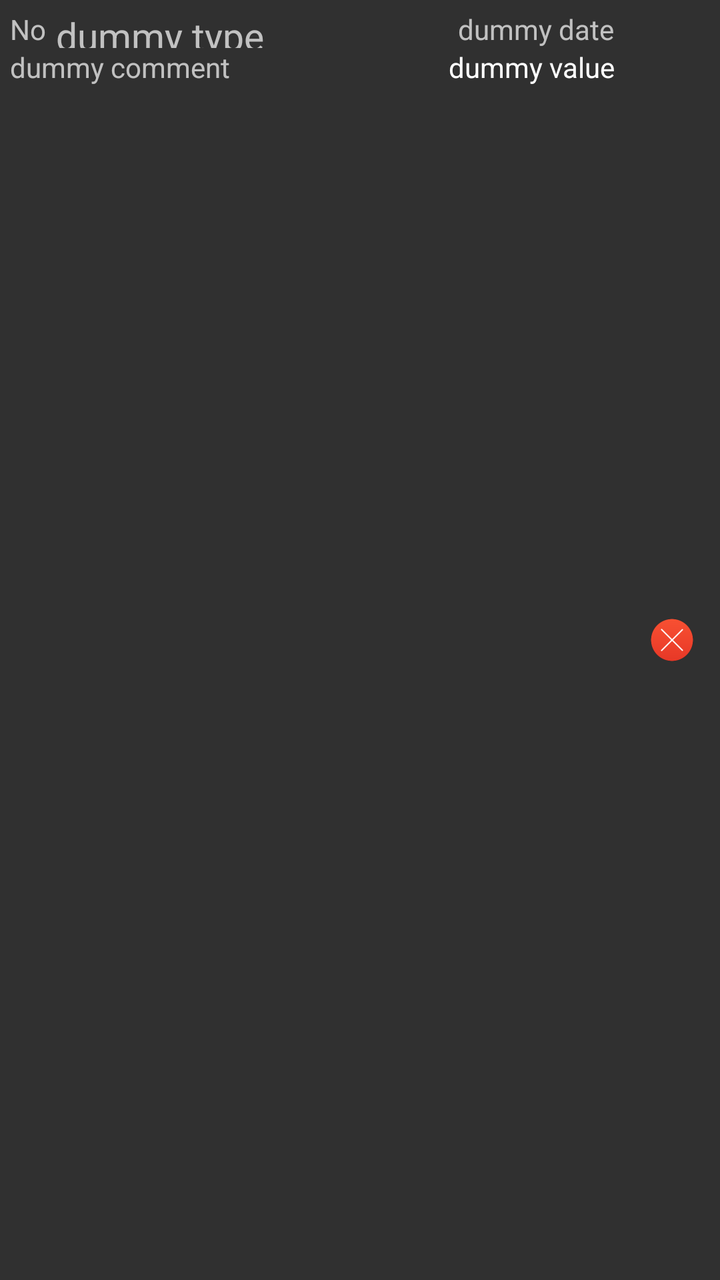
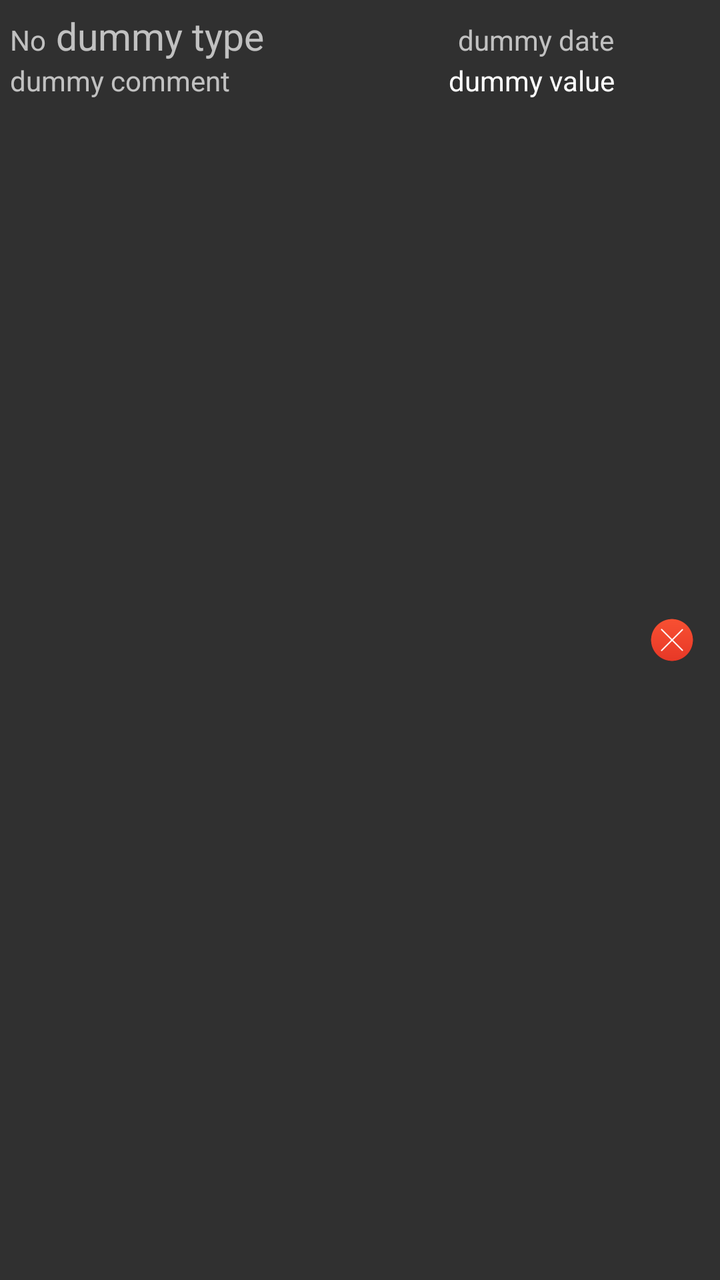

Before-and-after screenshots of an Android layout around one commit, followed by the original layout XML and the change that was made.
<!-- AndroidManifest.xml: application theme AppTheme -->
<!-- res/layout/expense_list_item.xml -->
<?xml version="1.0" encoding="utf-8"?>
<LinearLayout xmlns:android="http://schemas.android.com/apk/res/android"
    android:layout_width="match_parent"
    android:layout_height="wrap_content"
    android:descendantFocusability="blocksDescendants"
    android:orientation="horizontal"
    android:weightSum="1">

    <RelativeLayout
        android:layout_marginStart="5dp"
        android:layout_marginEnd="5dp"
        android:layout_marginTop="5dp"
        android:layout_marginBottom="2dp"
        android:layout_width="match_parent"
        android:layout_height="wrap_content"
        android:layout_weight="1"
        android:descendantFocusability="blocksDescendants"
        android:orientation="vertical">

        <TextView
            android:id="@+id/expenseListItemNumber"
            android:layout_width="wrap_content"
            android:layout_height="wrap_content"
            android:layout_alignParentStart="true"
            android:gravity="end"
            android:text="@string/expenseMenuItemNr" />

        <TextView
            android:id="@+id/expenseListItemType"
            android:layout_width="wrap_content"
            android:layout_height="wrap_content"
            android:layout_marginStart="5dp"
            android:layout_alignBottom="@id/expenseListItemNumber"
            android:layout_toEndOf="@id/expenseListItemNumber"
            android:text="@string/expenseMenuItemDummyType"
            android:textSize="19sp"/>

        <TextView
            android:id="@+id/expenseListItemDate"
            android:layout_width="wrap_content"
            android:layout_height="wrap_content"
            android:layout_alignBaseline="@id/expenseListItemNumber"
            android:layout_toEndOf="@id/expenseListItemType"
            android:layout_alignParentEnd="true"
            android:gravity="end"
            android:text="@string/expenseMenuItemDummyDate"/>

        <TextView
            android:id="@+id/expenseListItemDescription"
            android:layout_width="wrap_content"
            android:layout_height="wrap_content"
            android:layout_alignStart="@id/expenseListItemNumber"
            android:layout_below="@+id/expenseListItemNumber"
            android:text="@string/expenseMenuItemDummyComment" />

        <TextView
            android:id="@+id/expenseListItemValue"
            android:layout_width="wrap_content"
            android:layout_height="wrap_content"
            android:layout_toEndOf="@id/expenseListItemDescription"
            android:layout_below="@id/expenseListItemNumber"
            android:layout_alignEnd="@id/expenseListItemDate"
            android:layout_alignParentEnd="true"
            android:gravity="end"
            android:text="@string/expenseMenuItemDummyValue"
            android:textColor="@android:color/white"
            />
    </RelativeLayout>
    <ImageButton
        android:id="@+id/expenseListItemDelete"
        android:layout_width="wrap_content"
        android:layout_height="wrap_content"
        android:layout_gravity="center"
        android:onClick="deleteButtonPressed"
        android:src="@mipmap/ic_delete"
        android:background="@null"
        android:layout_weight="0.50"
        android:cropToPadding="false"
        android:adjustViewBounds="false"
        android:contentDescription="@string/expenseMenuItemContentDescription"/>
</LinearLayout>
<!-- resources referenced by this layout -->
<resources>
  <!-- mipmap ic_delete: png bitmap (mipmap-hdpi, 1094 bytes) -->
  <string name="expenseMenuItemContentDescription">delete button</string>
  <string name="expenseMenuItemDummyComment">dummy comment</string>
  <string name="expenseMenuItemDummyDate">dummy date</string>
  <string name="expenseMenuItemDummyType">dummy type</string>
  <string name="expenseMenuItemDummyValue">dummy value</string>
  <string name="expenseMenuItemNr">No</string>
  <style name="AppTheme" parent="Theme.AppCompat.NoActionBar">
      </style>
</resources>

<!-- the commit's change to res/layout/expense_list_item.xml (unified diff, before → after) -->
@@ -3,78 +3,79 @@
     android:layout_width="match_parent"
     android:layout_height="wrap_content"
     android:descendantFocusability="blocksDescendants"
-    android:orientation="horizontal"
-    android:weightSum="1">
+    android:orientation="horizontal">
 
-    <RelativeLayout
+    <LinearLayout
+        android:layout_width="0dp"
+        android:layout_height="wrap_content"
         android:layout_marginStart="5dp"
+        android:layout_marginTop="5dp"
         android:layout_marginEnd="5dp"
-        android:layout_marginTop="5dp"
         android:layout_marginBottom="2dp"
-        android:layout_width="match_parent"
-        android:layout_height="wrap_content"
         android:layout_weight="1"
         android:descendantFocusability="blocksDescendants"
         android:orientation="vertical">
 
-        <TextView
-            android:id="@+id/expenseListItemNumber"
-            android:layout_width="wrap_content"
+        <LinearLayout
+            android:layout_width="match_parent"
             android:layout_height="wrap_content"
-            android:layout_alignParentStart="true"
-            android:gravity="end"
-            android:text="@string/expenseMenuItemNr" />
+            android:baselineAligned="true"
+            android:orientation="horizontal">
 
-        <TextView
-            android:id="@+id/expenseListItemType"
-            android:layout_width="wrap_content"
+            <TextView
+                android:id="@+id/expenseListItemNumber"
+                android:layout_width="wrap_content"
+                android:layout_height="wrap_content"
+                android:gravity="end"
+                android:text="@string/expenseMenuItemNr" />
+
+            <TextView
+                android:id="@+id/expenseListItemType"
+                android:layout_width="wrap_content"
+                android:layout_height="wrap_content"
+                android:layout_marginStart="5dp"
+                android:text="@string/expenseMenuItemDummyType"
+                android:textSize="19sp" />
+
+            <TextView
+                android:id="@+id/expenseListItemDate"
+                android:layout_width="0dp"
+                android:layout_height="wrap_content"
+                android:layout_weight="1"
+                android:gravity="end"
+                android:text="@string/expenseMenuItemDummyDate" />
+        </LinearLayout>
+
+        <LinearLayout
+            android:layout_width="match_parent"
             android:layout_height="wrap_content"
-            android:layout_marginStart="5dp"
-            android:layout_alignBottom="@id/expenseListItemNumber"
-            android:layout_toEndOf="@id/expenseListItemNumber"
-            android:text="@string/expenseMenuItemDummyType"
-            android:textSize="19sp"/>
+            android:orientation="horizontal">
 
-        <TextView
-            android:id="@+id/expenseListItemDate"
-            android:layout_width="wrap_content"
-            android:layout_height="wrap_content"
-            android:layout_alignBaseline="@id/expenseListItemNumber"
-            android:layout_toEndOf="@id/expenseListItemType"
-            android:layout_alignParentEnd="true"
-            android:gravity="end"
-            android:text="@string/expenseMenuItemDummyDate"/>
+            <TextView
+                android:id="@+id/expenseListItemDescription"
+                android:layout_width="0dp"
+                android:layout_height="wrap_content"
+                android:layout_weight="1"
+                android:text="@string/expenseMenuItemDummyComment" />
 
-        <TextView
-            android:id="@+id/expenseListItemDescription"
-            android:layout_width="wrap_content"
-            android:layout_height="wrap_content"
-            android:layout_alignStart="@id/expenseListItemNumber"
-            android:layout_below="@+id/expenseListItemNumber"
-            android:text="@string/expenseMenuItemDummyComment" />
+            <TextView
+                android:id="@+id/expenseListItemValue"
+                android:layout_width="wrap_content"
+                android:layout_height="wrap_content"
+                android:gravity="end"
+                android:text="@string/expenseMenuItemDummyValue"
+                android:textColor="@android:color/white" />
+        </LinearLayout>
+    </LinearLayout>
 
-        <TextView
-            android:id="@+id/expenseListItemValue"
-            android:layout_width="wrap_content"
-            android:layout_height="wrap_content"
-            android:layout_toEndOf="@id/expenseListItemDescription"
-            android:layout_below="@id/expenseListItemNumber"
-            android:layout_alignEnd="@id/expenseListItemDate"
-            android:layout_alignParentEnd="true"
-            android:gravity="end"
-            android:text="@string/expenseMenuItemDummyValue"
-            android:textColor="@android:color/white"
-            />
-    </RelativeLayout>
     <ImageButton
         android:id="@+id/expenseListItemDelete"
         android:layout_width="wrap_content"
         android:layout_height="wrap_content"
-        android:layout_gravity="center"
+        android:layout_gravity="center_vertical"
         android:onClick="deleteButtonPressed"
         android:src="@mipmap/ic_delete"
         android:background="@null"
-        android:layout_weight="0.50"
         android:cropToPadding="false"
         android:adjustViewBounds="false"
         android:contentDescription="@string/expenseMenuItemContentDescription"/>
